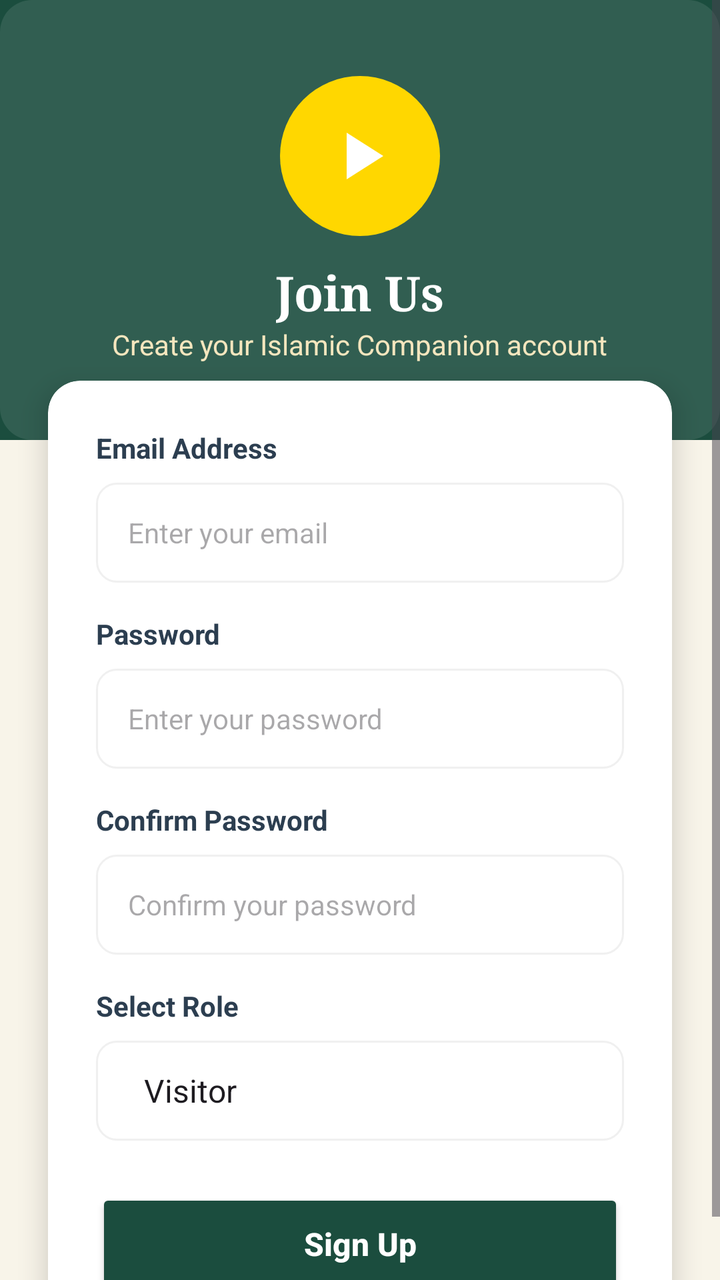
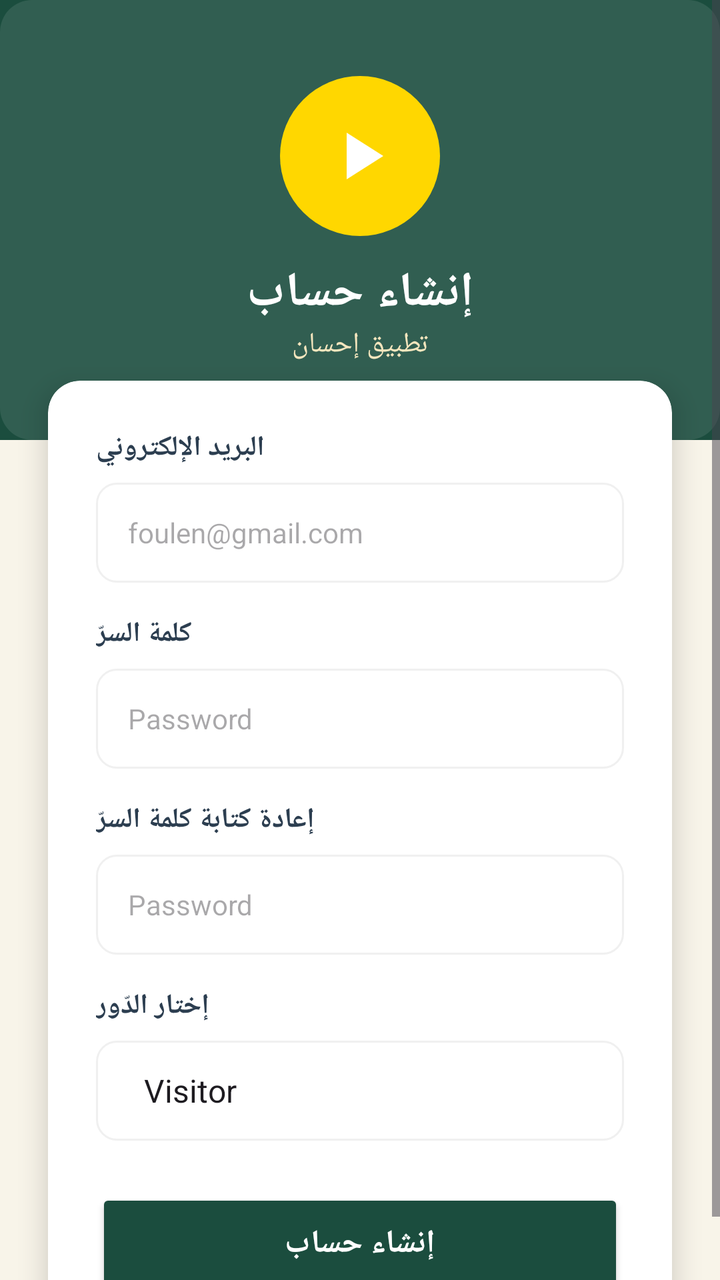

The first picture is an Android layout as it rendered before a commit; the second is the same layout after the commit. The layout source and the unified diff follow.
<!-- AndroidManifest.xml: application theme Theme.Islamic_app -->
<!-- res/layout/activity_register.xml -->
<?xml version="1.0" encoding="utf-8"?>
<ScrollView xmlns:android="http://schemas.android.com/apk/res/android"
    xmlns:app="http://schemas.android.com/apk/res-auto"
    android:layout_width="match_parent"
    android:layout_height="match_parent"
    android:background="@color/background_light"
    android:fillViewport="true">

    <RelativeLayout
        android:layout_width="match_parent"
        android:layout_height="wrap_content">

        
        <FrameLayout
            android:id="@+id/header_layout_register"
            android:layout_width="match_parent"
            android:layout_height="220dp"
            android:background="@color/dark_green">

            <ImageView
                android:layout_width="match_parent"
                android:layout_height="match_parent"
                android:alpha="0.1"
                android:scaleType="centerCrop"
                android:src="@drawable/ayah_background_pattern" />

            <LinearLayout
                android:layout_width="wrap_content"
                android:layout_height="wrap_content"
                android:layout_gravity="center"
                android:gravity="center"
                android:orientation="vertical">

                <FrameLayout
                    android:layout_width="80dp"
                    android:layout_height="80dp">

                    <View
                        android:layout_width="match_parent"
                        android:layout_height="match_parent"
                        android:background="@drawable/circle_background_gold" />

                    <ImageView
                        android:layout_width="40dp"
                        android:layout_height="40dp"
                        android:layout_gravity="center"
                        android:src="@drawable/ic_play"
                        app:tint="@color/white" />
                </FrameLayout>

                <TextView
                    android:layout_width="wrap_content"
                    android:layout_height="wrap_content"
                    android:layout_marginTop="12dp"
                    android:fontFamily="serif"
                    android:text="Join Us"
                    android:textColor="@color/white"
                    android:textSize="24sp"
                    android:textStyle="bold" />

                <TextView
                    android:layout_width="wrap_content"
                    android:layout_height="wrap_content"
                    android:text="Create your Islamic Companion account"
                    android:textColor="@color/gold_light"
                    android:textSize="14sp" />
            </LinearLayout>
        </FrameLayout>

        
        <androidx.cardview.widget.CardView
            android:layout_width="match_parent"
            android:layout_height="wrap_content"
            android:layout_below="@id/header_layout_register"
            android:layout_marginHorizontal="24dp"
            android:layout_marginTop="-30dp"
            app:cardCornerRadius="16dp"
            app:cardElevation="8dp">

            <LinearLayout
                android:layout_width="match_parent"
                android:layout_height="wrap_content"
                android:orientation="vertical"
                android:padding="24dp">

                <TextView
                    android:layout_width="wrap_content"
                    android:layout_height="wrap_content"
                    android:text="Email Address"
                    android:textColor="@color/dark_text"
                    android:textSize="14sp"
                    android:textStyle="bold" />

                <EditText
                    android:id="@+id/email_register"
                    android:layout_width="match_parent"
                    android:layout_height="50dp"
                    android:layout_marginTop="8dp"
                    android:background="@drawable/edittext_background"
                    android:hint="Enter your email"
                    android:inputType="textEmailAddress"
                    android:paddingHorizontal="16dp"
                    android:textColor="@color/dark_text"
                    android:textSize="14sp" />

                <TextView
                    android:layout_width="wrap_content"
                    android:layout_height="wrap_content"
                    android:layout_marginTop="16dp"
                    android:text="Password"
                    android:textColor="@color/dark_text"
                    android:textSize="14sp"
                    android:textStyle="bold" />

                <EditText
                    android:id="@+id/password_register"
                    android:layout_width="match_parent"
                    android:layout_height="50dp"
                    android:layout_marginTop="8dp"
                    android:background="@drawable/edittext_background"
                    android:hint="Enter your password"
                    android:inputType="textPassword"
                    android:paddingHorizontal="16dp"
                    android:textColor="@color/dark_text"
                    android:textSize="14sp" />

                <TextView
                    android:layout_width="wrap_content"
                    android:layout_height="wrap_content"
                    android:layout_marginTop="16dp"
                    android:text="Confirm Password"
                    android:textColor="@color/dark_text"
                    android:textSize="14sp"
                    android:textStyle="bold" />

                <EditText
                    android:id="@+id/confirm_password_register"
                    android:layout_width="match_parent"
                    android:layout_height="50dp"
                    android:layout_marginTop="8dp"
                    android:background="@drawable/edittext_background"
                    android:hint="Confirm your password"
                    android:inputType="textPassword"
                    android:paddingHorizontal="16dp"
                    android:textColor="@color/dark_text"
                    android:textSize="14sp" />

                <TextView
                    android:layout_width="wrap_content"
                    android:layout_height="wrap_content"
                    android:layout_marginTop="16dp"
                    android:text="Select Role"
                    android:textColor="@color/dark_text"
                    android:textSize="14sp"
                    android:textStyle="bold" />

                <Spinner
                    android:id="@+id/role_spinner"
                    android:layout_width="match_parent"
                    android:layout_height="50dp"
                    android:layout_marginTop="8dp"
                    android:background="@drawable/edittext_background"
                    android:paddingHorizontal="16dp"
                    android:entries="@array/roles" />

                <Button
                    android:id="@+id/btn_register"
                    android:layout_width="match_parent"
                    android:layout_height="55dp"
                    android:layout_marginTop="24dp"
                    android:backgroundTint="@color/dark_green"
                    android:text="Sign Up"
                    android:textAllCaps="false"
                    android:textColor="@color/white"
                    android:textSize="16sp"
                    android:textStyle="bold"
                    app:cornerRadius="12dp" />

                <ProgressBar
                    android:id="@+id/progressBar_register"
                    style="?android:attr/progressBarStyleSmall"
                    android:layout_width="wrap_content"
                    android:layout_height="wrap_content"
                    android:layout_gravity="center"
                    android:layout_marginTop="16dp"
                    android:visibility="gone" />

            </LinearLayout>
        </androidx.cardview.widget.CardView>

        <LinearLayout
            android:layout_width="wrap_content"
            android:layout_height="wrap_content"
            android:layout_alignParentBottom="true"
            android:layout_centerHorizontal="true"
            android:layout_marginBottom="32dp"
            android:orientation="horizontal">

            <TextView
                android:layout_width="wrap_content"
                android:layout_height="wrap_content"
                android:text="Already have an account? "
                android:textColor="@color/dark_text" />

            <TextView
                android:id="@+id/text_login_now"
                android:layout_width="wrap_content"
                android:layout_height="wrap_content"
                android:text="Login"
                android:textColor="@color/dark_green"
                android:textStyle="bold" />
        </LinearLayout>

    </RelativeLayout>
</ScrollView>
<!-- resources referenced by this layout -->
<resources>
  <string-array name="roles">
          <item>Visitor</item>
          <item>Creator</item>
      </string-array>
  <color name="background_light">#F8F4E9</color>
  <color name="dark_green">#1B4D3E</color>
  <color name="dark_text">#2C3E50</color>
  <color name="gold_light">#F5E6BE</color>
  <color name="white">#FFFFFFFF</color>
  <!-- drawable ayah_background_pattern (drawable) -->
  <?xml version="1.0" encoding="utf-8"?>
  <shape xmlns:android="http://schemas.android.com/apk/res/android">
      <solid android:color="#FFFFFF" />
      <corners android:radius="16dp" />
      <padding
          android:left="16dp"
          android:top="16dp"
          android:right="16dp"
          android:bottom="16dp" />
  </shape>
  <!-- drawable circle_background_gold (drawable) -->
  <?xml version="1.0" encoding="utf-8"?>
  <shape xmlns:android="http://schemas.android.com/apk/res/android"
      android:shape="oval">
      <solid android:color="@color/gold" />
  </shape>
  <!-- drawable edittext_background (drawable) -->
  <?xml version="1.0" encoding="utf-8"?>
  <shape xmlns:android="http://schemas.android.com/apk/res/android">
      <solid android:color="@color/white" />
      <stroke
          android:width="1dp"
          android:color="@color/gray_light" />
      <corners android:radius="10dp" />
  </shape>
  <!-- drawable ic_play (drawable) -->
  <?xml version="1.0" encoding="utf-8"?>
  <vector xmlns:android="http://schemas.android.com/apk/res/android"
      android:width="24dp"
      android:height="24dp"
      android:viewportWidth="24"
      android:viewportHeight="24">
  
      <path
          android:fillColor="#1B4D3E"
          android:pathData="M8,5v14l11,-7z"/>
  
  </vector>
  <style name="Theme.Islamic_app" parent="Base.Theme.Islamic_app" />
  <color name="gold">#FFD700</color>
  <color name="gray_light">#F0F0F0</color>
  <style name="Base.Theme.Islamic_app" parent="Theme.Material3.DayNight.NoActionBar">
          
          <item name="colorPrimary">@color/dark_green</item>
          <item name="colorSecondary">@color/gold</item>
          <item name="android:statusBarColor">@color/dark_green</item>
      </style>
</resources>

<!-- the commit's change to res/layout/activity_register.xml (unified diff, before → after) -->
@@ -53,7 +53,7 @@
                     android:layout_height="wrap_content"
                     android:layout_marginTop="12dp"
                     android:fontFamily="serif"
-                    android:text="Join Us"
+                    android:text="إنشاء حساب"
                     android:textColor="@color/white"
                     android:textSize="24sp"
                     android:textStyle="bold" />
@@ -61,7 +61,7 @@
                 <TextView
                     android:layout_width="wrap_content"
                     android:layout_height="wrap_content"
-                    android:text="Create your Islamic Companion account"
+                    android:text="تطبيق إحسان"
                     android:textColor="@color/gold_light"
                     android:textSize="14sp" />
             </LinearLayout>
@@ -86,7 +86,7 @@
                 <TextView
                     android:layout_width="wrap_content"
                     android:layout_height="wrap_content"
-                    android:text="Email Address"
+                    android:text="البريد الإلكتروني"
                     android:textColor="@color/dark_text"
                     android:textSize="14sp"
                     android:textStyle="bold" />
@@ -97,7 +97,7 @@
                     android:layout_height="50dp"
                     android:layout_marginTop="8dp"
                     android:background="@drawable/edittext_background"
-                    android:hint="Enter your email"
+                    android:hint="foulen@gmail.com"
                     android:inputType="textEmailAddress"
                     android:paddingHorizontal="16dp"
                     android:textColor="@color/dark_text"
@@ -107,7 +107,7 @@
                     android:layout_width="wrap_content"
                     android:layout_height="wrap_content"
                     android:layout_marginTop="16dp"
-                    android:text="Password"
+                    android:text="كلمة السرّ"
                     android:textColor="@color/dark_text"
                     android:textSize="14sp"
                     android:textStyle="bold" />
@@ -118,7 +118,7 @@
                     android:layout_height="50dp"
                     android:layout_marginTop="8dp"
                     android:background="@drawable/edittext_background"
-                    android:hint="Enter your password"
+                    android:hint="Password"
                     android:inputType="textPassword"
                     android:paddingHorizontal="16dp"
                     android:textColor="@color/dark_text"
@@ -128,7 +128,7 @@
                     android:layout_width="wrap_content"
                     android:layout_height="wrap_content"
                     android:layout_marginTop="16dp"
-                    android:text="Confirm Password"
+                    android:text="إعادة كتابة كلمة السرّ"
                     android:textColor="@color/dark_text"
                     android:textSize="14sp"
                     android:textStyle="bold" />
@@ -139,7 +139,7 @@
                     android:layout_height="50dp"
                     android:layout_marginTop="8dp"
                     android:background="@drawable/edittext_background"
-                    android:hint="Confirm your password"
+                    android:hint="Password"
                     android:inputType="textPassword"
                     android:paddingHorizontal="16dp"
                     android:textColor="@color/dark_text"
@@ -149,7 +149,7 @@
                     android:layout_width="wrap_content"
                     android:layout_height="wrap_content"
                     android:layout_marginTop="16dp"
-                    android:text="Select Role"
+                    android:text="إختار الدّور"
                     android:textColor="@color/dark_text"
                     android:textSize="14sp"
                     android:textStyle="bold" />
@@ -169,7 +169,7 @@
                     android:layout_height="55dp"
                     android:layout_marginTop="24dp"
                     android:backgroundTint="@color/dark_green"
-                    android:text="Sign Up"
+                    android:text="إنشاء حساب"
                     android:textAllCaps="false"
                     android:textColor="@color/white"
                     android:textSize="16sp"
@@ -199,14 +199,14 @@
             <TextView
                 android:layout_width="wrap_content"
                 android:layout_height="wrap_content"
-                android:text="Already have an account? "
+                android:text="لديك حساب؟"
                 android:textColor="@color/dark_text" />
 
             <TextView
                 android:id="@+id/text_login_now"
                 android:layout_width="wrap_content"
                 android:layout_height="wrap_content"
-                android:text="Login"
+                android:text="دخول"
                 android:textColor="@color/dark_green"
                 android:textStyle="bold" />
         </LinearLayout>
